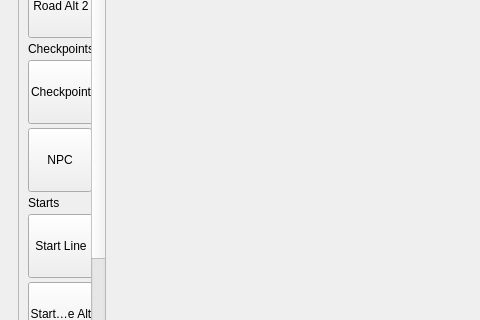
The window that editor/EditorGame.ui (Manupenalva/need-for-speed-cpp) describes before a commit, drawn with Qt 5; both pictures show x 0 to 480 and y 208 to 528 of the 1280 by 720 pixel window.
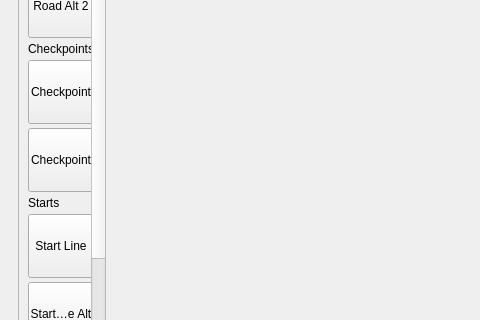
The same window after the commit. The open tabs and pages were chosen to show the change. Icons and pictures are not drawn. Custom widgets are drawn as their Qt base class.

Commit message: Cambio checkpoint

```diff
--- a/editor/EditorGame.ui
+++ b/editor/EditorGame.ui
@@ -230,7 +230,7 @@
                  </size>
                 </property>
                 <property name="text">
-                 <string>NPC</string>
+                 <string>Checkpoint</string>
                 </property>
                 <property name="icon">
                  <iconset>
```
Left out of the diff: 2 changed lines with no effect on the pictures. The commit also changes 4 other files.
